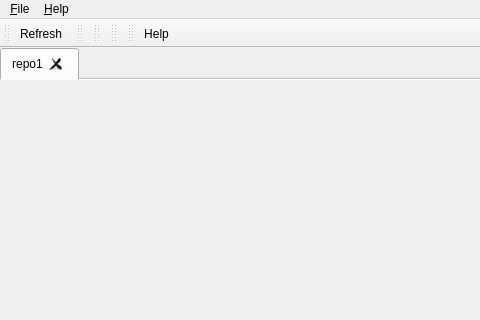
First picture: the form in tortoisehg/hgqt/workbench.ui, repository velorientc/git_test7, before the edit; both pictures show x 0 to 480 and y 0 to 320 of the 671 by 669 pixel window.
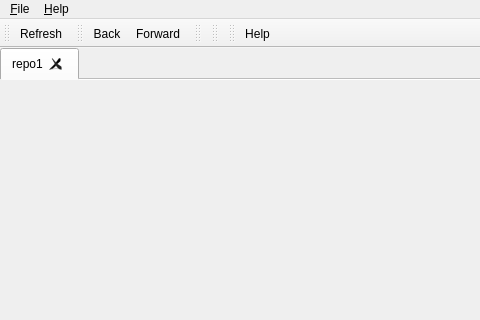
Second picture: the form after the edit. Icons and pictures are not drawn.

Commit message:
workbench: rewire back and forward buttons
needs new back and forward actions in workbench

TODO: enable/disable back and forward buttons

```diff
--- a/tortoisehg/hgqt/workbench.ui
+++ b/tortoisehg/hgqt/workbench.ui
@@ -102,6 +102,8 @@
    <attribute name="toolBarBreak">
     <bool>false</bool>
    </attribute>
+   <addaction name="actionBack"/>
+   <addaction name="actionForward"/>
   </widget>
   <widget class="QToolBar" name="toolBar_treefilters">
    <property name="enabled">
@@ -185,6 +187,24 @@
     <string>Help</string>
    </property>
   </action>
+  <action name="actionBack">
+   <property name="icon">
+    <iconset resource="workbench.qrc">
+     <normaloff>:/icons/back.svg</normaloff>:/icons/back.svg</iconset>
+   </property>
+   <property name="text">
+    <string>Back</string>
+   </property>
+  </action>
+  <action name="actionForward">
+   <property name="icon">
+    <iconset resource="workbench.qrc">
+     <normaloff>:/icons/forward.svg</normaloff>:/icons/forward.svg</iconset>
+   </property>
+   <property name="text">
+    <string>Forward</string>
+   </property>
+  </action>
  </widget>
  <resources>
   <include location="workbench.qrc"/>
```
The commit also changes 3 other files.
